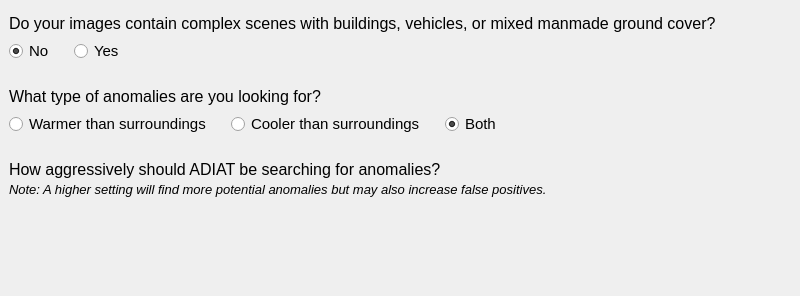
Qt form resources/views/algorithms/ThermalAnomalyWizard.ui (crgrove/automated-drone-image-analysis-tool) before a commit.
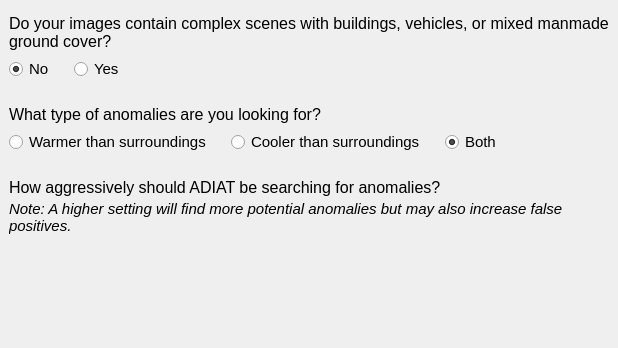
The same form after that commit.

```diff
--- a/resources/views/algorithms/ThermalAnomalyWizard.ui
+++ b/resources/views/algorithms/ThermalAnomalyWizard.ui
@@ -6,8 +6,8 @@
    <rect>
     <x>0</x>
     <y>0</y>
-    <width>800</width>
-    <height>296</height>
+    <width>618</width>
+    <height>348</height>
    </rect>
   </property>
   <layout class="QVBoxLayout" name="verticalLayout_root">
@@ -190,7 +190,7 @@
        <widget class="QLabel" name="labelNote">
         <property name="font">
          <font>
-          <pointsize>10</pointsize>
+          <pointsize>11</pointsize>
           <italic>true</italic>
          </font>
         </property>
```
